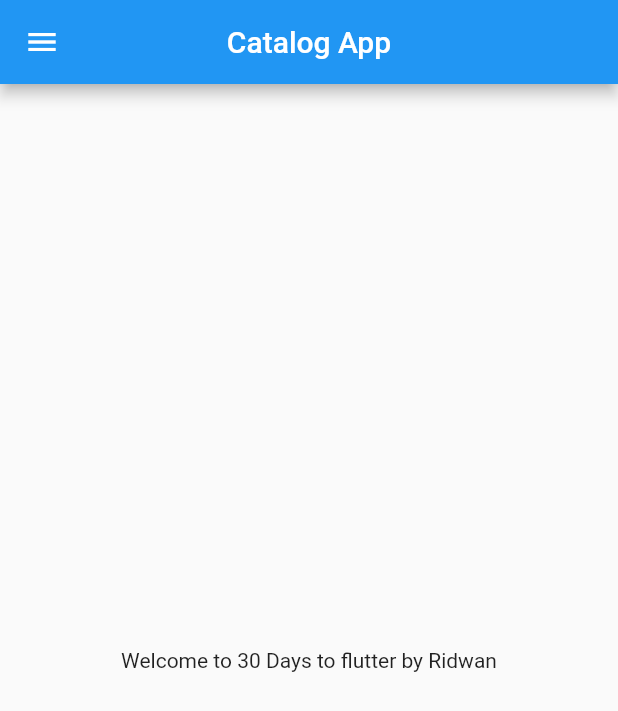
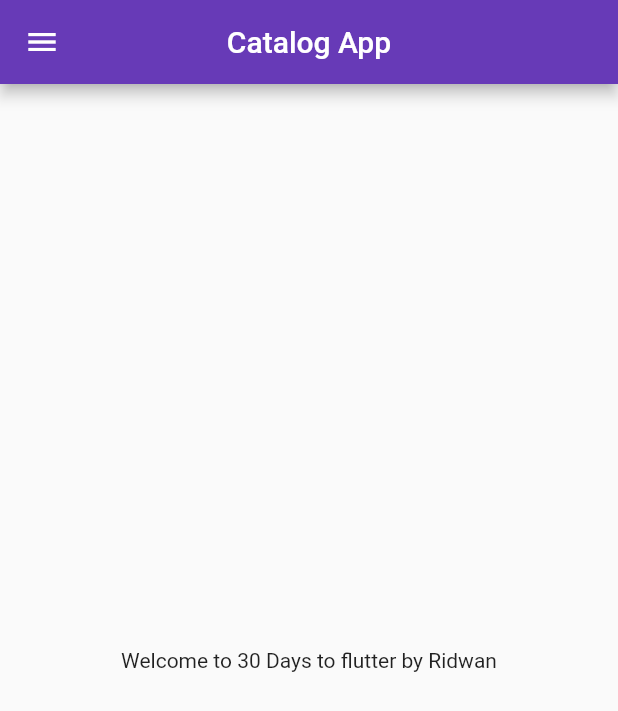
Before and after one commit to ridwanib/30DayOffFlutter, a Flutter app: the screen it shows after launch, on a phone screen of 412 x 824 dp. Shown: the top 711 px of the screen. Run offline on Flutter 3.47's test engine with Material 2 defaults, Android fonts, the phone set to English and light mode, and no system bars.

Commit message:
day3 completed

```diff
--- a/lib/main.dart
+++ b/lib/main.dart
@@ -1,21 +1,31 @@
 import 'package:flutter/material.dart';
-import 'package:flutter_catalog/home_page.dart';
+import 'package:flutter_catalog/pages/home_page.dart';
+import 'package:flutter_catalog/pages/login_page.dart';
 
 void main() {
-  runApp(MyApp());
+  runApp(const MyApp());
 }
 
 class MyApp extends StatelessWidget {
-  MyApp({super.key});
-
-  int days = 30;
-  String name = 'Ridwan';
+  const MyApp({super.key});
 
   @override
   Widget build(BuildContext context) {
     return MaterialApp(
       debugShowCheckedModeBanner: false,
-      home: HomePage(),
+      themeMode: ThemeMode.light,
+      theme: ThemeData(
+        primarySwatch: Colors.deepPurple,
+      ),
+      darkTheme: ThemeData(
+        brightness: Brightness.dark,
+      ),
+      initialRoute: "/home",
+      routes: {
+        "/": (context) => const LoginPage(),
+        "/home": (context) => HomePage(),
+        "/login": (context) => const LoginPage(),
+      },
     );
   }
 }
--- a/lib/home_page.dart
+++ b/lib/pages/home_page.dart
@@ -1,7 +1,9 @@
 import 'package:flutter/material.dart';
 
+// ignore: must_be_immutable
 class HomePage extends StatelessWidget {
   HomePage({super.key});
+
   int days = 30;
   String name = 'Ridwan';
 
```
Also changed, not shown: lib/pages/login_page.dart (added, +14 -0 lines), 1 other file.
